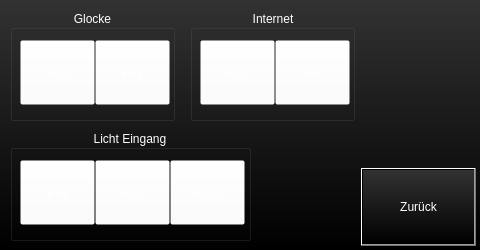
Old version of the form projects/klaus_visu_ap420/setupwindow.ui in the repository busmaster/homebus.
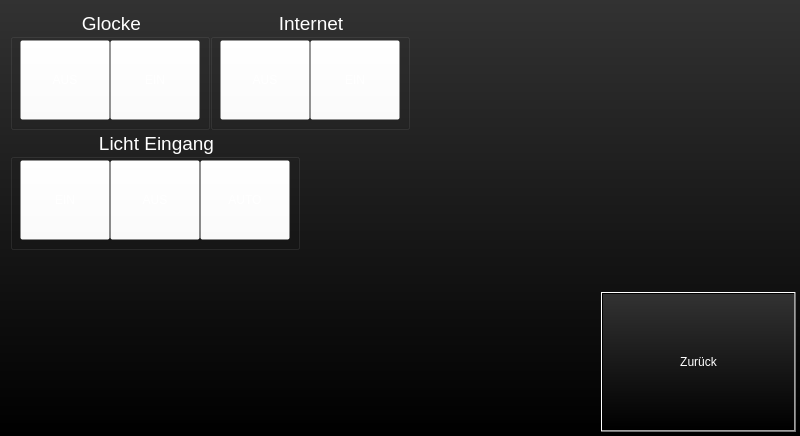
New version of the form.

Patch:
```diff
--- a/projects/klaus_visu_ap420/setupwindow.ui
+++ b/projects/klaus_visu_ap420/setupwindow.ui
@@ -9,8 +9,8 @@
    <rect>
     <x>0</x>
     <y>0</y>
-    <width>480</width>
-    <height>250</height>
+    <width>800</width>
+    <height>436</height>
    </rect>
   </property>
   <property name="sizePolicy">
@@ -28,10 +28,10 @@
   <widget class="QPushButton" name="pushButtonBack">
    <property name="geometry">
     <rect>
-     <x>361</x>
-     <y>168</y>
-     <width>115</width>
-     <height>78</height>
+     <x>601</x>
+     <y>292</y>
+     <width>195</width>
+     <height>140</height>
     </rect>
    </property>
    <property name="styleSheet">
@@ -46,10 +46,15 @@
     <rect>
      <x>10</x>
      <y>130</y>
-     <width>241</width>
-     <height>111</height>
+     <width>290</width>
+     <height>120</height>
     </rect>
    </property>
+   <property name="font">
+    <font>
+     <pointsize>14</pointsize>
+    </font>
+   </property>
    <property name="styleSheet">
     <string notr="true">color: rgb(255, 255, 255);
 background-color: rgba(255, 255, 255, 0);</string>
@@ -63,10 +68,10 @@
    <widget class="QPushButton" name="pushButtonLichtEingangAuto">
     <property name="geometry">
      <rect>
-      <x>160</x>
+      <x>190</x>
       <y>30</y>
-      <width>75</width>
-      <height>65</height>
+      <width>90</width>
+      <height>80</height>
      </rect>
     </property>
     <property name="text">
@@ -76,10 +81,10 @@
    <widget class="QPushButton" name="pushButtonLichtEingangAus">
     <property name="geometry">
      <rect>
-      <x>85</x>
+      <x>100</x>
       <y>30</y>
-      <width>75</width>
-      <height>65</height>
+      <width>90</width>
+      <height>80</height>
      </rect>
     </property>
     <property name="text">
@@ -91,8 +96,8 @@
      <rect>
       <x>10</x>
       <y>30</y>
-      <width>75</width>
-      <height>65</height>
+      <width>90</width>
+      <height>80</height>
      </rect>
     </property>
     <property name="text">
@@ -105,10 +110,15 @@
     <rect>
      <x>10</x>
      <y>10</y>
-     <width>165</width>
-     <height>111</height>
+     <width>200</width>
+     <height>120</height>
     </rect>
    </property>
+   <property name="font">
+    <font>
+     <pointsize>14</pointsize>
+    </font>
+   </property>
    <property name="styleSheet">
     <string notr="true">color: rgb(255, 255, 255);
 background-color: rgba(255, 255, 255, 0);</string>
@@ -124,8 +134,8 @@
      <rect>
       <x>10</x>
       <y>30</y>
-      <width>75</width>
-      <height>65</height>
+      <width>90</width>
+      <height>80</height>
      </rect>
     </property>
     <property name="text">
@@ -135,10 +145,10 @@
    <widget class="QPushButton" name="pushButtonGlockeEin">
     <property name="geometry">
      <rect>
-      <x>85</x>
+      <x>100</x>
       <y>30</y>
-      <width>75</width>
-      <height>65</height>
+      <width>90</width>
+      <height>80</height>
      </rect>
     </property>
     <property name="text">
@@ -149,12 +159,17 @@
   <widget class="QGroupBox" name="groupBoxInternet">
    <property name="geometry">
     <rect>
-     <x>190</x>
+     <x>210</x>
      <y>10</y>
-     <width>165</width>
-     <height>111</height>
+     <width>200</width>
+     <height>120</height>
     </rect>
    </property>
+   <property name="font">
+    <font>
+     <pointsize>14</pointsize>
+    </font>
+   </property>
    <property name="styleSheet">
     <string notr="true">color: rgb(255, 255, 255);
 background-color: rgba(255, 255, 255, 0);</string>
@@ -170,8 +185,8 @@
      <rect>
       <x>10</x>
       <y>30</y>
-      <width>75</width>
-      <height>65</height>
+      <width>90</width>
+      <height>80</height>
      </rect>
     </property>
     <property name="text">
@@ -181,10 +196,10 @@
    <widget class="QPushButton" name="pushButtonInternetEin">
     <property name="geometry">
      <rect>
-      <x>85</x>
+      <x>100</x>
       <y>30</y>
-      <width>75</width>
-      <height>65</height>
+      <width>90</width>
+      <height>80</height>
      </rect>
     </property>
     <property name="text">
```
